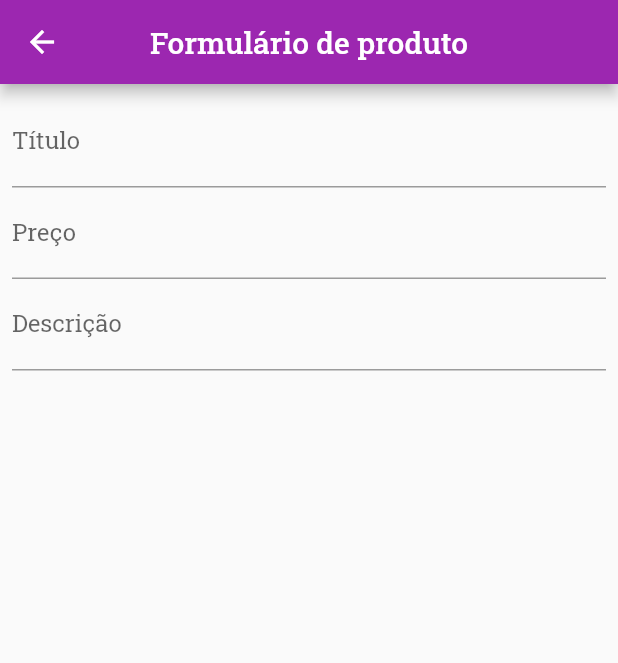
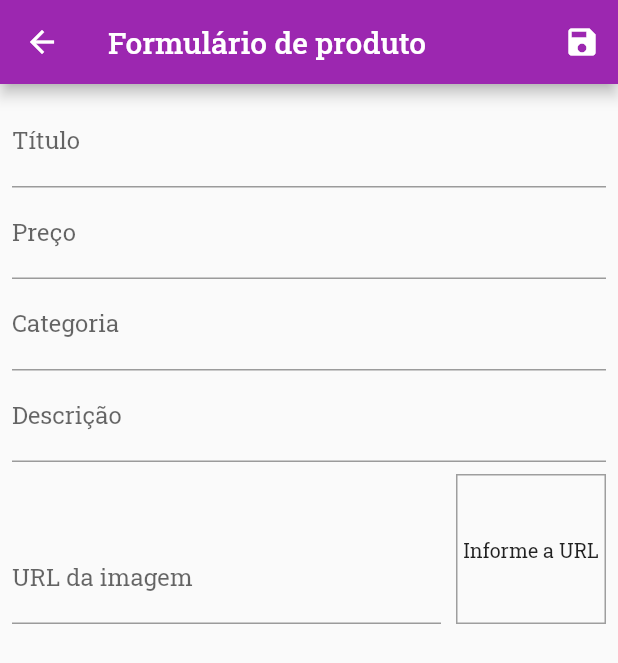
Before and after one commit to MarthinKorb/shopping_cart, a Flutter app: the ProductFormScreen screen opened by its route, on a phone screen of 412 x 824 dp. Shown: the top 663 px of the screen. Run offline on Flutter 3.47's test engine with Material 2 defaults, Android fonts, the phone set to English and light mode, and no system bars; our stand-ins replace sqflite; accounts and stored records are empty.

Commit message:
Building inserting product form

```diff
--- a/lib/services/database_service.dart
+++ b/lib/services/database_service.dart
@@ -25,7 +25,7 @@ class DatabaseService {
     await db.delete(tabela);
   }
 
-  static Future<void> deletePersonById(String tabela, String index) async {
+  static Future<void> deleteProductById(String tabela, String index) async {
     final db = await DbUtils.database();
     await db.delete(tabela, where: "id = ?", whereArgs: [index]);
   }
--- a/lib/views/product_form_screen.dart
+++ b/lib/views/product_form_screen.dart
@@ -1,4 +1,5 @@
 import 'package:flutter/material.dart';
+import 'package:shop_/services/database_service.dart';
 
 class ProductFormScreen extends StatefulWidget {
   @override
@@ -6,18 +7,65 @@ class ProductFormScreen extends StatefulWidget {
 }
 
 class _ProductFormScreenState extends State<ProductFormScreen> {
+  final _descriptionFocusNode = FocusNode();
   final _priceFocusNode = FocusNode();
-  final _descriptionFocusNode = FocusNode();
+  final _categoryFocusNode = FocusNode();
+  final _imageUrlFocusNode = FocusNode();
+
+  final _imageUrlController = TextEditingController();
+
+  final _formKey = GlobalKey<FormState>();
+  final _formData = Map<String, Object>();
+
+  @override
+  void initState() {
+    super.initState();
+    _imageUrlFocusNode.addListener(_updateImageUrl);
+  }
+
+  void _updateImageUrl() {
+    setState(() {});
+  }
+
+  @override
+  void dispose() {
+    super.dispose();
+    _priceFocusNode.dispose();
+    _descriptionFocusNode.dispose();
+    _imageUrlFocusNode.removeListener(_updateImageUrl);
+    _imageUrlFocusNode.dispose();
+  }
+
+  // Future<http.Response> _saveForm() async {
+  //   // _formKey.currentState.save();
+  //   var response = await http.post(ProductsProvider.apiURL, body: _formData);
+  //   print(response.body);
+  //   return response;
+  // }
+  Future<int> _saveForm() async {
+    // _formKey.currentState.save();
+    var response = await DatabaseService.insert('product', _formData);
+    return response;
+  }
+
   @override
   Widget build(BuildContext context) {
     return Scaffold(
       appBar: AppBar(
-        centerTitle: true,
         title: Text('Formulário de produto'),
+        actions: [
+          IconButton(
+            icon: Icon(Icons.save),
+            onPressed: () {
+              _saveForm();
+            },
+          ),
+        ],
       ),
       body: Padding(
         padding: const EdgeInsets.all(8.0),
         child: Form(
+          key: _formKey,
           child: ListView(
             children: [
               TextFormField(
@@ -26,6 +74,8 @@ class _ProductFormScreenState extends State<ProductFormScreen> {
                 onFieldSubmitted: (_) {
                   FocusScope.of(context).requestFocus(_priceFocusNode);
                 },
+                onSaved: (newValue) =>
+                    _formData['title'] = double.parse(newValue),
               ),
               TextFormField(
                 decoration: InputDecoration(labelText: 'Preço'),
@@ -35,6 +85,17 @@ class _ProductFormScreenState extends State<ProductFormScreen> {
                 onFieldSubmitted: (_) {
                   FocusScope.of(context).requestFocus(_descriptionFocusNode);
                 },
+                onSaved: (newValue) => _formData['price'] = newValue,
+              ),
+              TextFormField(
+                decoration: InputDecoration(labelText: 'Categoria'),
+                textInputAction: TextInputAction.next,
+                keyboardType: TextInputType.text,
+                focusNode: _categoryFocusNode,
+                onFieldSubmitted: (_) {
+                  // FocusScope.of(context).requestFocus(_descriptionFocusNode);
+                },
+                onSaved: (newValue) => _formData['category'] = newValue,
               ),
               TextFormField(
                 decoration: InputDecoration(labelText: 'Descrição'),
@@ -46,6 +107,47 @@ class _ProductFormScreenState extends State<ProductFormScreen> {
                 onFieldSubmitted: (value) {
                   // FocusScope.of(context).requestFocus(_priceFocusNode);
                 },
+                onSaved: (newValue) => _formData['description'] = newValue,
+              ),
+              Row(
+                crossAxisAlignment: CrossAxisAlignment.end,
+                children: [
+                  Expanded(
+                    child: TextFormField(
+                      decoration: InputDecoration(labelText: 'URL da imagem'),
+                      keyboardType: TextInputType.url,
+                      textInputAction: TextInputAction.done,
+                      focusNode: _imageUrlFocusNode,
+                      controller: _imageUrlController,
+                      onFieldSubmitted: (_) {
+                        _saveForm();
+                      },
+                      onSaved: (newValue) => _formData['image'] = newValue,
+                    ),
+                  ),
+                  Container(
+                    height: 100,
+                    width: 100,
+                    margin: EdgeInsets.only(top: 8, left: 10),
+                    decoration: BoxDecoration(
+                      border: Border.all(
+                        color: Colors.grey,
+                        width: 1,
+                      ),
+                    ),
+                    alignment: Alignment.center,
+                    child: FittedBox(
+                        child: Padding(
+                      padding: const EdgeInsets.all(4.0),
+                      child: _imageUrlController.text.isEmpty
+                          ? Text('Informe a URL')
+                          : FittedBox(
+                              child: Image.network(_imageUrlController.text),
+                              fit: BoxFit.cover,
+                            ),
+                    )),
+                  ),
+                ],
               ),
             ],
           ),
```
Also changed, not shown: lib/widgets/product_item.dart (+9 -1 lines).
